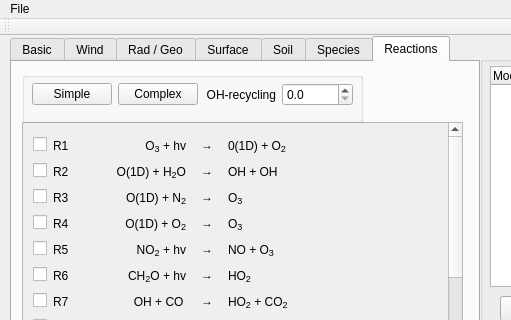
Before: the Qt Designer form mainwindow.ui in classmodel/modelgui, drawn with Qt 5; both pictures show x 0 to 511 and y 0 to 320 of the 640 by 530 pixel window.
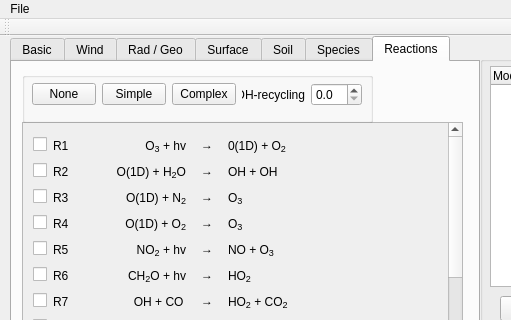
After: the same form once the commit is applied. The open tabs and pages were chosen to show the change.

Commit message: All chemistry communication from and to the interface working now :)

Patch:
```diff
--- a/mainwindow.ui
+++ b/mainwindow.ui
@@ -5319,7 +5319,7 @@
        <rect>
         <x>10</x>
         <y>10</y>
-        <width>341</width>
+        <width>351</width>
         <height>51</height>
        </rect>
       </property>
@@ -5331,26 +5331,26 @@
         <rect>
          <x>10</x>
          <y>10</y>
-         <width>321</width>
+         <width>330</width>
          <height>26</height>
         </rect>
        </property>
-       <layout class="QGridLayout" name="reactions_grid" columnstretch="0,0,1,1">
-        <item row="0" column="0">
+       <layout class="QGridLayout" name="reactions_grid" columnstretch="0,0,1,1,0">
+        <item row="0" column="1">
          <widget class="QPushButton" name="input_reactions_simplebutton">
           <property name="text">
            <string>Simple</string>
           </property>
          </widget>
         </item>
-        <item row="0" column="1">
+        <item row="0" column="2">
          <widget class="QPushButton" name="input_reactions_complexbutton">
           <property name="text">
            <string>Complex</string>
           </property>
          </widget>
         </item>
-        <item row="0" column="2">
+        <item row="0" column="3">
          <widget class="QLabel" name="label_reactions_OHrecycling">
           <property name="toolTip">
            <string>Stoichiometric coefficient R19</string>
@@ -5363,7 +5363,7 @@
           </property>
          </widget>
         </item>
-        <item row="0" column="3">
+        <item row="0" column="4">
          <widget class="QDoubleSpinBox" name="input_reactions_OHrecycling">
           <property name="decimals">
            <number>1</number>
@@ -5376,6 +5376,13 @@
           </property>
          </widget>
         </item>
+        <item row="0" column="0">
+         <widget class="QPushButton" name="input_reactions_nonebutton">
+          <property name="text">
+           <string>None</string>
+          </property>
+         </widget>
+        </item>
        </layout>
       </widget>
      </widget>
```
The commit also changes 4 other files.
